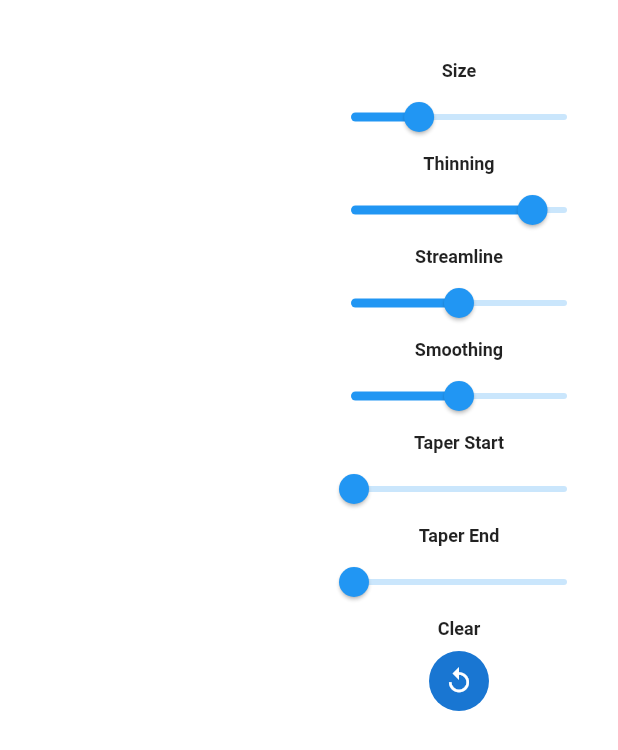
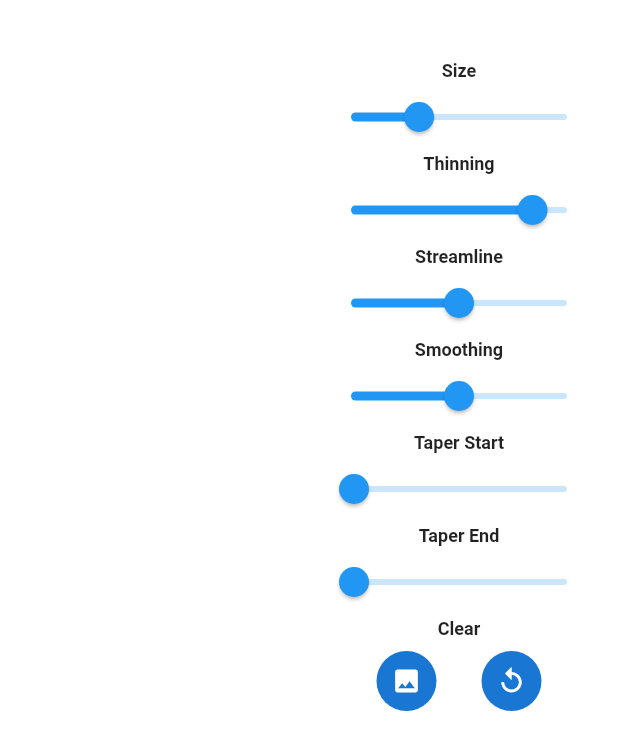
Before and after one commit to steveruizok/perfect-freehand-dart, a Flutter app: the screen it shows after launch, on a phone screen of 412 x 824 dp. Shown: the top 750 px of the screen. Run offline on Flutter 3.47's test engine with Material 2 defaults, Android fonts, the phone set to English and light mode, and no system bars.

Commit message:
Export image and png in example app. Added outside canvas gesture recognizer.

```diff
--- a/example/lib/drawing_page.dart
+++ b/example/lib/drawing_page.dart
@@ -1,24 +1,30 @@
 import 'dart:async';
+import 'dart:ui' as ui;
 
+import 'package:flutter/gestures.dart';
 import 'package:flutter/material.dart';
-import 'package:flutter/rendering.dart';
 import 'package:perfect_freehand/perfect_freehand.dart';
 
-import "sketcher.dart";
-import "stroke.dart";
+import 'sketcher.dart';
+import 'stroke.dart';
 import 'stroke_options.dart';
 
 class DrawingPage extends StatefulWidget {
-  const DrawingPage({Key? key}) : super(key: key);
+  const DrawingPage({Key? key, this.outCallback, required this.canvasSize})
+      : super(key: key);
+
+  final Function? outCallback;
+  final Size canvasSize;
 
   @override
-  _DrawingPageState createState() => _DrawingPageState();
+  State<DrawingPage> createState() => DrawingPageState();
 }
 
-class _DrawingPageState extends State<DrawingPage> {
+class DrawingPageState extends State<DrawingPage> {
   List<Stroke> lines = <Stroke>[];
 
   Stroke? line;
+  bool enabled = true;
 
   StrokeOptions options = StrokeOptions();
 
@@ -32,7 +38,35 @@ class _DrawingPageState extends State<DrawingPage> {
     setState(() {
       lines = [];
       line = null;
+      enabled = true;
     });
+  }
+
+  Future<void> image(BuildContext context) async {
+    final image = await toImage();
+    final futureBytes = await image.toByteData(format: ui.ImageByteFormat.png);
+    final pngBytes = futureBytes!.buffer.asUint8List();
+
+    showDialog(
+      context: context,
+      builder: (ctx) {
+        return Dialog(
+          elevation: 1,
+          insetPadding: const EdgeInsets.all(32.0),
+          shape: RoundedRectangleBorder(
+            borderRadius: BorderRadius.circular(15.0),
+          ),
+          child: Padding(
+            padding: EdgeInsets.all(16.0),
+            child: SizedBox(
+              height: 500,
+              width: 500,
+              child: Image.memory(pngBytes),
+            ),
+          ),
+        );
+      },
+    );
   }
 
   Future<void> updateSizeOption(double size) async {
@@ -42,26 +76,35 @@ class _DrawingPageState extends State<DrawingPage> {
   }
 
   void onPanStart(DragStartDetails details) {
+    if (details.kind == PointerDeviceKind.stylus) {}
     final box = context.findRenderObject() as RenderBox;
+    if (checkPoint(
+        Point(details.localPosition.dx, details.localPosition.dy), box.size)) {
       final offset = box.globalToLocal(details.globalPosition);
       final point = Point(offset.dx, offset.dy);
       final points = [point];
       line = Stroke(points);
       currentLineStreamController.add(line!);
     }
+  }
 
   void onPanUpdate(DragUpdateDetails details) {
     final box = context.findRenderObject() as RenderBox;
+    if (checkPoint(
+        Point(details.localPosition.dx, details.localPosition.dy), box.size)) {
       final offset = box.globalToLocal(details.globalPosition);
       final point = Point(offset.dx, offset.dy);
       final points = [...line!.points, point];
       line = Stroke(points);
       currentLineStreamController.add(line!);
     }
+  }
 
   void onPanEnd(DragEndDetails details) {
+    if (enabled) {
       lines = List.from(lines)..add(line!);
       linesStreamController.add(lines);
+    }
   }
 
   Widget buildCurrentPath(BuildContext context) {
@@ -72,8 +115,8 @@ class _DrawingPageState extends State<DrawingPage> {
       child: RepaintBoundary(
         child: Container(
           color: Colors.transparent,
-            width: MediaQuery.of(context).size.width,
-            height: MediaQuery.of(context).size.height,
+          width: double.infinity,
+          height: double.infinity,
           child: StreamBuilder<Stroke>(
             stream: currentLineStreamController.stream,
             builder: (context, snapshot) {
@@ -83,16 +126,19 @@ class _DrawingPageState extends State<DrawingPage> {
                   options: options,
                 ),
               );
-                })),
+            },
+          ),
+        ),
       ),
     );
   }
 
   Widget buildAllPaths(BuildContext context) {
     return RepaintBoundary(
-      child: SizedBox(
-        width: MediaQuery.of(context).size.width,
-        height: MediaQuery.of(context).size.height,
+      child: Container(
+        color: Colors.transparent,
+        width: double.infinity,
+        height: double.infinity,
         child: StreamBuilder<List<Stroke>>(
           stream: linesStreamController.stream,
           builder: (context, snapshot) {
@@ -224,12 +270,29 @@ class _DrawingPageState extends State<DrawingPage> {
                 overflow: TextOverflow.ellipsis,
                 style: TextStyle(fontWeight: FontWeight.bold, fontSize: 12),
               ),
-              buildClearButton(),
+              buildButtons(context),
             ]));
   }
 
-  Widget buildClearButton() {
-    return GestureDetector(
+  Widget buildButtons(BuildContext context) {
+    return Row(
+      children: [
+        GestureDetector(
+          onTap: () {
+            image(context);
+          },
+          child: Container(
+            padding: const EdgeInsets.symmetric(vertical: 8.0),
+            child: const CircleAvatar(
+                child: Icon(
+              Icons.image,
+              size: 20.0,
+              color: Colors.white,
+            )),
+          ),
+        ),
+        VerticalDivider(width: 30),
+        GestureDetector(
           onTap: clear,
           child: Container(
             padding: const EdgeInsets.symmetric(vertical: 8.0),
@@ -240,6 +303,8 @@ class _DrawingPageState extends State<DrawingPage> {
               color: Colors.white,
             )),
           ),
+        )
+      ],
     );
   }
 
@@ -263,4 +328,31 @@ class _DrawingPageState extends State<DrawingPage> {
     currentLineStreamController.close();
     super.dispose();
   }
+
+  bool isValidPoint(Point p, Size s) {
+    bool result = p.x > 0 && p.y > 0 && p.x < s.width && p.y < s.height;
+    return result;
   }
+
+  bool checkPoint(Point p, Size s) {
+    bool isValid = isValidPoint(p, s);
+    if (!isValid && enabled && widget.outCallback != null) {
+      enabled = false;
+      widget.outCallback!();
+    }
+    return enabled && isValid;
+  }
+
+  Future<ui.Image> toImage() async {
+    final ui.PictureRecorder recorder = ui.PictureRecorder();
+
+    final ui.Canvas canvas = Canvas(recorder);
+
+    final sketcher = Sketcher(lines: lines, options: options);
+    final size = widget.canvasSize;
+    sketcher.paint(canvas, size);
+
+    final ui.Picture picture = recorder.endRecording();
+    return picture.toImage(size.width.toInt(), size.height.toInt());
+  }
+}
--- a/example/lib/main.dart
+++ b/example/lib/main.dart
@@ -1,12 +1,13 @@
 import 'package:flutter/material.dart';
+
 import 'drawing_page.dart';
 
 void main() {
-  runApp(const MyApp());
+  runApp(MyApp());
 }
 
 class MyApp extends StatelessWidget {
-  const MyApp({Key? key}) : super(key: key);
+  MyApp({Key? key}) : super(key: key);
 
   @override
   Widget build(BuildContext context) {
@@ -16,7 +17,14 @@ class MyApp extends StatelessWidget {
       theme: ThemeData(
         primarySwatch: Colors.blue,
       ),
-      home: const DrawingPage(),
+      home: LayoutBuilder(builder: (context, constraints) {
+        return DrawingPage(
+          canvasSize: constraints.biggest,
+          // outCallback: () {
+          //   print('STOP: Drawing out of the canvas');
+          // },
+        );
+      }),
     );
   }
 }
```
Lines whose indentation alone changed are shown as unchanged.
